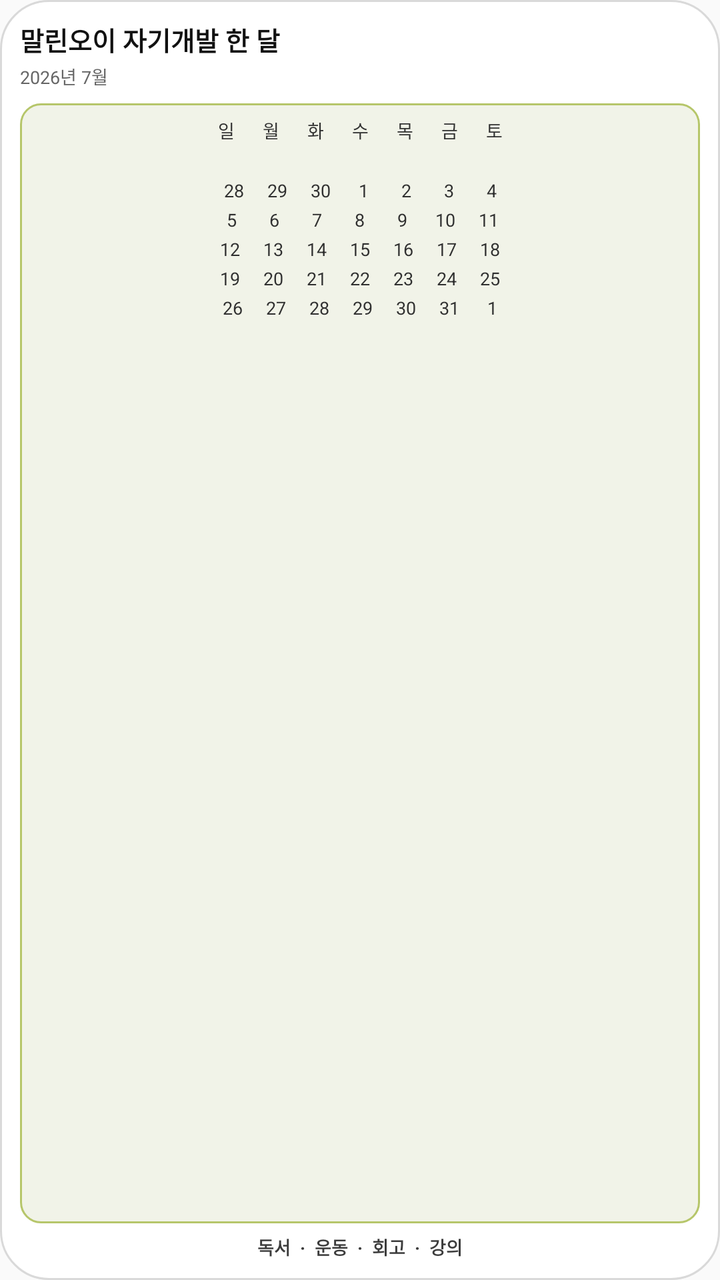
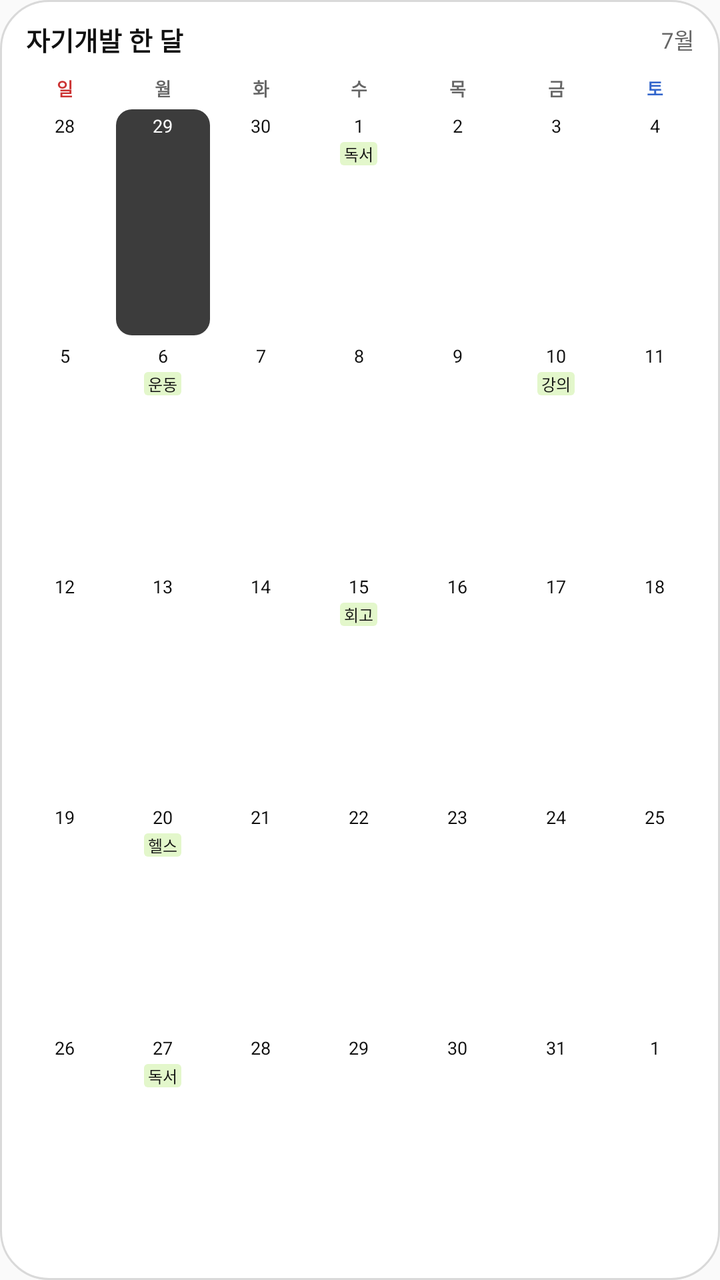

Compare the two renders of this Android layout. The source of the first and the diff that turns it into the second are given below.
<!-- AndroidManifest.xml: application theme AppTheme -->
<!-- res/layout/widget_preview_study_month.xml -->
<?xml version="1.0" encoding="utf-8"?>
<LinearLayout xmlns:android="http://schemas.android.com/apk/res/android"
    android:layout_width="match_parent"
    android:layout_height="match_parent"
    android:background="@drawable/widget_background"
    android:orientation="vertical"
    android:padding="10dp">

    <TextView
        style="@style/MallinoiWidgetPreviewTitle"
        android:text="말린오이 자기개발 한 달" />

    <TextView
        style="@style/MallinoiWidgetPreviewSubtitle"
        android:text="2026년 7월" />

    <TextView
        style="@style/MallinoiWidgetPreviewBody"
        android:background="@drawable/widget_preview_grid_study"
        android:text="일      월      화      수      목      금      토\n\n28     29     30      1       2       3       4\n 5       6       7       8       9      10     11\n12     13     14     15     16     17     18\n19     20     21     22     23     24     25\n26     27     28     29     30     31      1" />

    <TextView
        style="@style/MallinoiWidgetPreviewSample"
        android:text="독서  ·  운동  ·  회고  ·  강의"
        android:textColor="#3C3C3C" />
</LinearLayout>
<!-- resources referenced by this layout -->
<resources>
  <!-- drawable widget_preview_grid_study (drawable) -->
  <?xml version="1.0" encoding="utf-8"?>
  <shape xmlns:android="http://schemas.android.com/apk/res/android">
      <solid android:color="#F1F3E8" />
      <stroke android:width="1dp" android:color="#B6C66A" />
      <corners android:radius="10dp" />
  </shape>
  <style name="MallinoiWidgetPreviewBody">
          <item name="android:layout_width">match_parent</item>
          <item name="android:layout_height">0dp</item>
          <item name="android:layout_marginTop">7dp</item>
          <item name="android:layout_weight">1</item>
          <item name="android:gravity">top|center_horizontal</item>
          <item name="android:includeFontPadding">true</item>
          <item name="android:lineSpacingExtra">4dp</item>
          <item name="android:padding">7dp</item>
          <item name="android:textColor">#303030</item>
          <item name="android:textSize">9sp</item>
      </style>
  <style name="MallinoiWidgetPreviewSample">
          <item name="android:layout_width">match_parent</item>
          <item name="android:layout_height">wrap_content</item>
          <item name="android:layout_marginTop">5dp</item>
          <item name="android:ellipsize">end</item>
          <item name="android:gravity">center</item>
          <item name="android:singleLine">true</item>
          <item name="android:textSize">9sp</item>
          <item name="android:textStyle">bold</item>
      </style>
  <style name="MallinoiWidgetPreviewSubtitle">
          <item name="android:layout_width">match_parent</item>
          <item name="android:layout_height">wrap_content</item>
          <item name="android:layout_marginTop">2dp</item>
          <item name="android:textColor">#666666</item>
          <item name="android:textSize">9sp</item>
      </style>
  <style name="MallinoiWidgetPreviewTitle">
          <item name="android:layout_width">match_parent</item>
          <item name="android:layout_height">wrap_content</item>
          <item name="android:ellipsize">end</item>
          <item name="android:singleLine">true</item>
          <item name="android:textColor">#111111</item>
          <item name="android:textSize">13sp</item>
          <item name="android:textStyle">bold</item>
      </style>
  <color tools:ignore="UnusedResources" name="colorPrimary">#3F51B5</color>
  <color tools:ignore="UnusedResources" name="colorAccent">#FF4081</color>
  <!-- unchanged entries left out for length: 3 -->
</resources>

<!-- the commit's change to res/layout/widget_preview_study_month.xml (unified diff, before → after) -->
@@ -4,23 +4,395 @@
     android:layout_height="match_parent"
     android:background="@drawable/widget_background"
     android:orientation="vertical"
-    android:padding="10dp">
-
-    <TextView
-        style="@style/MallinoiWidgetPreviewTitle"
-        android:text="말린오이 자기개발 한 달" />
-
-    <TextView
-        style="@style/MallinoiWidgetPreviewSubtitle"
-        android:text="2026년 7월" />
-
-    <TextView
-        style="@style/MallinoiWidgetPreviewBody"
-        android:background="@drawable/widget_preview_grid_study"
-        android:text="일      월      화      수      목      금      토\n\n28     29     30      1       2       3       4\n 5       6       7       8       9      10     11\n12     13     14     15     16     17     18\n19     20     21     22     23     24     25\n26     27     28     29     30     31      1" />
-
-    <TextView
-        style="@style/MallinoiWidgetPreviewSample"
-        android:text="독서  ·  운동  ·  회고  ·  강의"
-        android:textColor="#3C3C3C" />
+    android:paddingLeft="8dp"
+    android:paddingTop="10dp"
+    android:paddingRight="8dp"
+    android:paddingBottom="10dp">
+
+    <LinearLayout
+        android:layout_width="match_parent"
+        android:layout_height="wrap_content"
+        android:gravity="center_vertical"
+        android:orientation="horizontal"
+        android:paddingLeft="5dp"
+        android:paddingRight="5dp">
+
+        <TextView
+            style="@style/MallinoiWidgetPreviewTitle"
+            android:text="자기개발 한 달" />
+
+        <TextView
+            style="@style/MallinoiWidgetPreviewSubtitle"
+            android:text="7월" />
+    </LinearLayout>
+
+    <LinearLayout
+        android:layout_width="match_parent"
+        android:layout_height="wrap_content"
+        android:layout_marginTop="8dp"
+        android:orientation="horizontal">
+        <TextView
+            style="@style/MallinoiWidgetWeekday"
+            android:text="일"
+            android:textColor="#CC3333" />
+        <TextView
+            style="@style/MallinoiWidgetWeekday"
+            android:text="월" />
+        <TextView
+            style="@style/MallinoiWidgetWeekday"
+            android:text="화" />
+        <TextView
+            style="@style/MallinoiWidgetWeekday"
+            android:text="수" />
+        <TextView
+            style="@style/MallinoiWidgetWeekday"
+            android:text="목" />
+        <TextView
+            style="@style/MallinoiWidgetWeekday"
+            android:text="금" />
+        <TextView
+            style="@style/MallinoiWidgetWeekday"
+            android:text="토"
+            android:textColor="#3366CC" />
+    </LinearLayout>
+
+    <LinearLayout
+        android:layout_width="match_parent"
+        android:layout_height="0dp"
+        android:layout_marginTop="3dp"
+        android:layout_weight="1"
+        android:orientation="vertical">
+
+        <LinearLayout
+            style="@style/MallinoiWidgetPreviewRow">
+
+        <LinearLayout
+            style="@style/MallinoiWidgetPreviewDay">
+
+            <TextView
+                style="@style/MallinoiWidgetPreviewDate"
+                android:text="28" />
+        </LinearLayout>
+
+        <LinearLayout
+            style="@style/MallinoiWidgetPreviewDay"
+            android:background="@drawable/widget_today_study_background">
+
+            <TextView
+                style="@style/MallinoiWidgetPreviewDate"
+                android:text="29"
+                android:textColor="#FFFFFF" />
+        </LinearLayout>
+
+        <LinearLayout
+            style="@style/MallinoiWidgetPreviewDay">
+
+            <TextView
+                style="@style/MallinoiWidgetPreviewDate"
+                android:text="30" />
+        </LinearLayout>
+
+        <LinearLayout
+            style="@style/MallinoiWidgetPreviewDay">
+
+            <TextView
+                style="@style/MallinoiWidgetPreviewDate"
+                android:text="1" />
+
+            <TextView
+                style="@style/MallinoiWidgetPreviewChip"
+                android:background="@drawable/widget_preview_chip_study"
+                android:text="독서" />
+        </LinearLayout>
+
+        <LinearLayout
+            style="@style/MallinoiWidgetPreviewDay">
+
+            <TextView
+                style="@style/MallinoiWidgetPreviewDate"
+                android:text="2" />
+        </LinearLayout>
+
+        <LinearLayout
+            style="@style/MallinoiWidgetPreviewDay">
+
+            <TextView
+                style="@style/MallinoiWidgetPreviewDate"
+                android:text="3" />
+        </LinearLayout>
+
+        <LinearLayout
+            style="@style/MallinoiWidgetPreviewDay">
+
+            <TextView
+                style="@style/MallinoiWidgetPreviewDate"
+                android:text="4" />
+        </LinearLayout>
+        </LinearLayout>
+
+        <LinearLayout
+            style="@style/MallinoiWidgetPreviewRow">
+
+        <LinearLayout
+            style="@style/MallinoiWidgetPreviewDay">
+
+            <TextView
+                style="@style/MallinoiWidgetPreviewDate"
+                android:text="5" />
+        </LinearLayout>
+
+        <LinearLayout
+            style="@style/MallinoiWidgetPreviewDay">
+
+            <TextView
+                style="@style/MallinoiWidgetPreviewDate"
+                android:text="6" />
+
+            <TextView
+                style="@style/MallinoiWidgetPreviewChip"
+                android:background="@drawable/widget_preview_chip_study"
+                android:text="운동" />
+        </LinearLayout>
+
+        <LinearLayout
+            style="@style/MallinoiWidgetPreviewDay">
+
+            <TextView
+                style="@style/MallinoiWidgetPreviewDate"
+                android:text="7" />
+        </LinearLayout>
+
+        <LinearLayout
+            style="@style/MallinoiWidgetPreviewDay">
+
+            <TextView
+                style="@style/MallinoiWidgetPreviewDate"
+                android:text="8" />
+        </LinearLayout>
+
+        <LinearLayout
+            style="@style/MallinoiWidgetPreviewDay">
+
+            <TextView
+                style="@style/MallinoiWidgetPreviewDate"
+                android:text="9" />
+        </LinearLayout>
+
+        <LinearLayout
+            style="@style/MallinoiWidgetPreviewDay">
+
+            <TextView
+                style="@style/MallinoiWidgetPreviewDate"
+                android:text="10" />
+
+            <TextView
+                style="@style/MallinoiWidgetPreviewChip"
+                android:background="@drawable/widget_preview_chip_study"
+                android:text="강의" />
+        </LinearLayout>
+
+        <LinearLayout
+            style="@style/MallinoiWidgetPreviewDay">
+
+            <TextView
+                style="@style/MallinoiWidgetPreviewDate"
+                android:text="11" />
+        </LinearLayout>
+        </LinearLayout>
+
+        <LinearLayout
+            style="@style/MallinoiWidgetPreviewRow">
+
+        <LinearLayout
+            style="@style/MallinoiWidgetPreviewDay">
+
+            <TextView
+                style="@style/MallinoiWidgetPreviewDate"
+                android:text="12" />
+        </LinearLayout>
+
+        <LinearLayout
+            style="@style/MallinoiWidgetPreviewDay">
+
+            <TextView
+                style="@style/MallinoiWidgetPreviewDate"
+                android:text="13" />
+        </LinearLayout>
+
+        <LinearLayout
+            style="@style/MallinoiWidgetPreviewDay">
+
+            <TextView
+                style="@style/MallinoiWidgetPreviewDate"
+                android:text="14" />
+        </LinearLayout>
+
+        <LinearLayout
+            style="@style/MallinoiWidgetPreviewDay">
+
+            <TextView
+                style="@style/MallinoiWidgetPreviewDate"
+                android:text="15" />
+
+            <TextView
+                style="@style/MallinoiWidgetPreviewChip"
+                android:background="@drawable/widget_preview_chip_study"
+                android:text="회고" />
+        </LinearLayout>
+
+        <LinearLayout
+            style="@style/MallinoiWidgetPreviewDay">
+
+            <TextView
+                style="@style/MallinoiWidgetPreviewDate"
+                android:text="16" />
+        </LinearLayout>
+
+        <LinearLayout
+            style="@style/MallinoiWidgetPreviewDay">
+
+            <TextView
+                style="@style/MallinoiWidgetPreviewDate"
+                android:text="17" />
+        </LinearLayout>
+
+        <LinearLayout
+            style="@style/MallinoiWidgetPreviewDay">
+
+            <TextView
+                style="@style/MallinoiWidgetPreviewDate"
+                android:text="18" />
+        </LinearLayout>
+        </LinearLayout>
+
+        <LinearLayout
+            style="@style/MallinoiWidgetPreviewRow">
+
+        <LinearLayout
+            style="@style/MallinoiWidgetPreviewDay">
+
+            <TextView
+                style="@style/MallinoiWidgetPreviewDate"
+                android:text="19" />
+        </LinearLayout>
+
+        <LinearLayout
+            style="@style/MallinoiWidgetPreviewDay">
+
+            <TextView
+                style="@style/MallinoiWidgetPreviewDate"
+                android:text="20" />
+
+            <TextView
+                style="@style/MallinoiWidgetPreviewChip"
+                android:background="@drawable/widget_preview_chip_study"
+                android:text="헬스" />
+        </LinearLayout>
+
+        <LinearLayout
+            style="@style/MallinoiWidgetPreviewDay">
+
+            <TextView
+                style="@style/MallinoiWidgetPreviewDate"
+                android:text="21" />
+        </LinearLayout>
+
+        <LinearLayout
+            style="@style/MallinoiWidgetPreviewDay">
+
+            <TextView
+                style="@style/MallinoiWidgetPreviewDate"
+                android:text="22" />
+        </LinearLayout>
+
+        <LinearLayout
+            style="@style/MallinoiWidgetPreviewDay">
+
+            <TextView
+                style="@style/MallinoiWidgetPreviewDate"
+                android:text="23" />
+        </LinearLayout>
+
+        <LinearLayout
+            style="@style/MallinoiWidgetPreviewDay">
+
+            <TextView
+                style="@style/MallinoiWidgetPreviewDate"
+                android:text="24" />
+        </LinearLayout>
+
+        <LinearLayout
+            style="@style/MallinoiWidgetPreviewDay">
+
+            <TextView
+                style="@style/MallinoiWidgetPreviewDate"
+                android:text="25" />
+        </LinearLayout>
+        </LinearLayout>
+
+        <LinearLayout
+            style="@style/MallinoiWidgetPreviewRow">
+
+        <LinearLayout
+            style="@style/MallinoiWidgetPreviewDay">
+
+            <TextView
+                style="@style/MallinoiWidgetPreviewDate"
+                android:text="26" />
+        </LinearLayout>
+
+        <LinearLayout
+            style="@style/MallinoiWidgetPreviewDay">
+
+            <TextView
+                style="@style/MallinoiWidgetPreviewDate"
+                android:text="27" />
+
+            <TextView
+                style="@style/MallinoiWidgetPreviewChip"
+                android:background="@drawable/widget_preview_chip_study"
+                android:text="독서" />
+        </LinearLayout>
+
+        <LinearLayout
+            style="@style/MallinoiWidgetPreviewDay">
+
+            <TextView
+                style="@style/MallinoiWidgetPreviewDate"
+                android:text="28" />
+        </LinearLayout>
+
+        <LinearLayout
+            style="@style/MallinoiWidgetPreviewDay">
+
+            <TextView
+                style="@style/MallinoiWidgetPreviewDate"
+                android:text="29" />
+        </LinearLayout>
+
+        <LinearLayout
+            style="@style/MallinoiWidgetPreviewDay">
+
+            <TextView
+                style="@style/MallinoiWidgetPreviewDate"
+                android:text="30" />
+        </LinearLayout>
+
+        <LinearLayout
+            style="@style/MallinoiWidgetPreviewDay">
+
+            <TextView
+                style="@style/MallinoiWidgetPreviewDate"
+                android:text="31" />
+        </LinearLayout>
+
+        <LinearLayout
+            style="@style/MallinoiWidgetPreviewDay">
+
+            <TextView
+                style="@style/MallinoiWidgetPreviewDate"
+                android:text="1" />
+        </LinearLayout>
+        </LinearLayout>
+    </LinearLayout>
 </LinearLayout>
<!-- resource entries referenced after the edit -->
@@ -1,50 +1,85 @@
 <!-- resources referenced by this layout -->
 <resources>
-  <!-- drawable widget_preview_grid_study (drawable) -->
+  <!-- drawable widget_preview_chip_study (drawable) -->
   <?xml version="1.0" encoding="utf-8"?>
   <shape xmlns:android="http://schemas.android.com/apk/res/android">
-      <solid android:color="#F1F3E8" />
-      <stroke android:width="1dp" android:color="#B6C66A" />
-      <corners android:radius="10dp" />
+      <solid android:color="#E3F7CB" />
+      <corners android:radius="2dp" />
   </shape>
-  <style name="MallinoiWidgetPreviewBody">
+  <!-- drawable widget_today_study_background (drawable) -->
+  <?xml version="1.0" encoding="utf-8"?>
+  <shape xmlns:android="http://schemas.android.com/apk/res/android">
+      <solid android:color="#3c3c3c" />
+      <corners android:radius="8dp" />
+  </shape>
+  <style name="MallinoiWidgetPreviewChip">
+          <item name="android:layout_width">wrap_content</item>
+          <item name="android:layout_height">wrap_content</item>
+          <item name="android:layout_marginTop">2dp</item>
+          <item name="android:ellipsize">end</item>
+          <item name="android:gravity">center</item>
+          <item name="android:maxLines">1</item>
+          <item name="android:paddingLeft">2dp</item>
+          <item name="android:paddingRight">2dp</item>
+          <item name="android:singleLine">true</item>
+          <item name="android:textColor">#111111</item>
+          <item name="android:textSize">8sp</item>
+      </style>
+  <style name="MallinoiWidgetPreviewDate">
+          <item name="android:layout_width">match_parent</item>
+          <item name="android:layout_height">wrap_content</item>
+          <item name="android:gravity">center</item>
+          <item name="android:includeFontPadding">true</item>
+          <item name="android:textColor">#111111</item>
+          <item name="android:textSize">9sp</item>
+      </style>
+  <style name="MallinoiWidgetPreviewDay">
+          <item name="android:layout_width">0dp</item>
+          <item name="android:layout_height">match_parent</item>
+          <item name="android:layout_margin">1dp</item>
+          <item name="android:layout_weight">1</item>
+          <item name="android:background">@drawable/widget_day_background</item>
+          <item name="android:gravity">top|center_horizontal</item>
+          <item name="android:orientation">vertical</item>
+          <item name="android:padding">2dp</item>
+      </style>
+  <style name="MallinoiWidgetPreviewRow">
           <item name="android:layout_width">match_parent</item>
           <item name="android:layout_height">0dp</item>
-          <item name="android:layout_marginTop">7dp</item>
           <item name="android:layout_weight">1</item>
-          <item name="android:gravity">top|center_horizontal</item>
-          <item name="android:includeFontPadding">true</item>
-          <item name="android:lineSpacingExtra">4dp</item>
-          <item name="android:padding">7dp</item>
-          <item name="android:textColor">#303030</item>
-          <item name="android:textSize">9sp</item>
-      </style>
-  <style name="MallinoiWidgetPreviewSample">
-          <item name="android:layout_width">match_parent</item>
-          <item name="android:layout_height">wrap_content</item>
-          <item name="android:layout_marginTop">5dp</item>
-          <item name="android:ellipsize">end</item>
-          <item name="android:gravity">center</item>
-          <item name="android:singleLine">true</item>
-          <item name="android:textSize">9sp</item>
-          <item name="android:textStyle">bold</item>
+          <item name="android:orientation">horizontal</item>
       </style>
   <style name="MallinoiWidgetPreviewSubtitle">
-          <item name="android:layout_width">match_parent</item>
+          <item name="android:layout_width">wrap_content</item>
           <item name="android:layout_height">wrap_content</item>
-          <item name="android:layout_marginTop">2dp</item>
           <item name="android:textColor">#666666</item>
-          <item name="android:textSize">9sp</item>
+          <item name="android:textSize">11sp</item>
       </style>
   <style name="MallinoiWidgetPreviewTitle">
-          <item name="android:layout_width">match_parent</item>
+          <item name="android:layout_width">0dp</item>
           <item name="android:layout_height">wrap_content</item>
+          <item name="android:layout_weight">1</item>
           <item name="android:ellipsize">end</item>
           <item name="android:singleLine">true</item>
           <item name="android:textColor">#111111</item>
           <item name="android:textSize">13sp</item>
           <item name="android:textStyle">bold</item>
       </style>
+  <style name="MallinoiWidgetWeekday">
+          <item name="android:layout_width">0dp</item>
+          <item name="android:layout_height">wrap_content</item>
+          <item name="android:layout_weight">1</item>
+          <item name="android:gravity">center</item>
+          <item name="android:textColor">#666666</item>
+          <item name="android:textSize">9sp</item>
+          <item name="android:textStyle">bold</item>
+      </style>
+  <!-- drawable widget_day_background (drawable) -->
+  <?xml version="1.0" encoding="utf-8"?>
+  <shape xmlns:android="http://schemas.android.com/apk/res/android">
+      <solid android:color="#ffffff" />
+      <corners android:radius="8dp" />
+  </shape>
   <color tools:ignore="UnusedResources" name="colorPrimary">#3F51B5</color>
   <color tools:ignore="UnusedResources" name="colorAccent">#FF4081</color>
   <!-- unchanged entries left out for length: 3 -->
